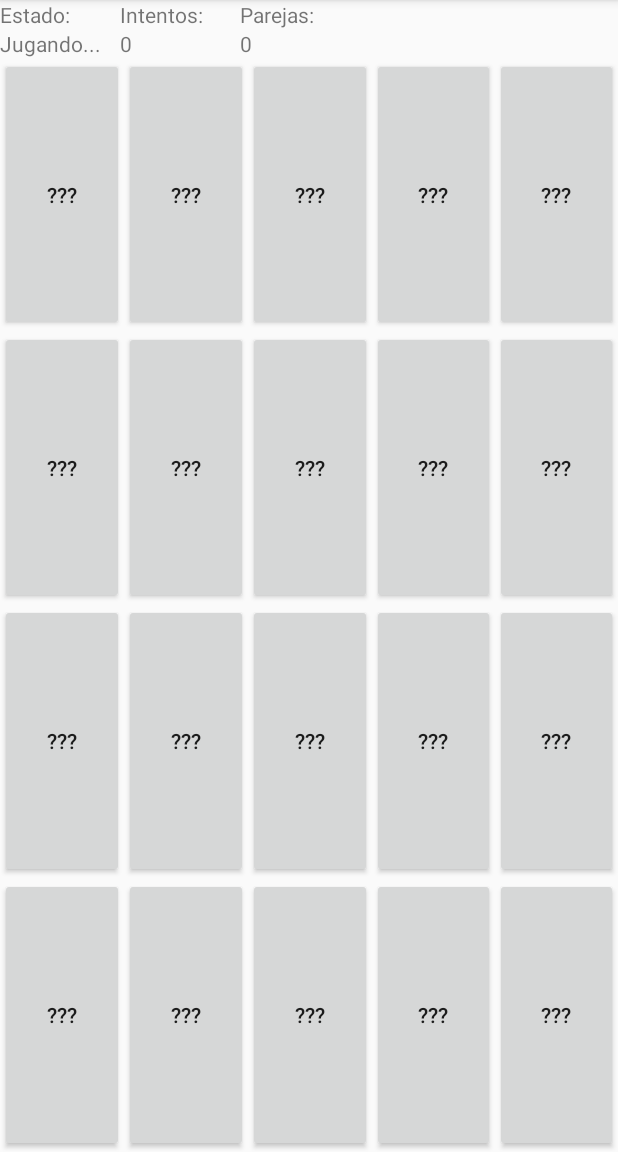
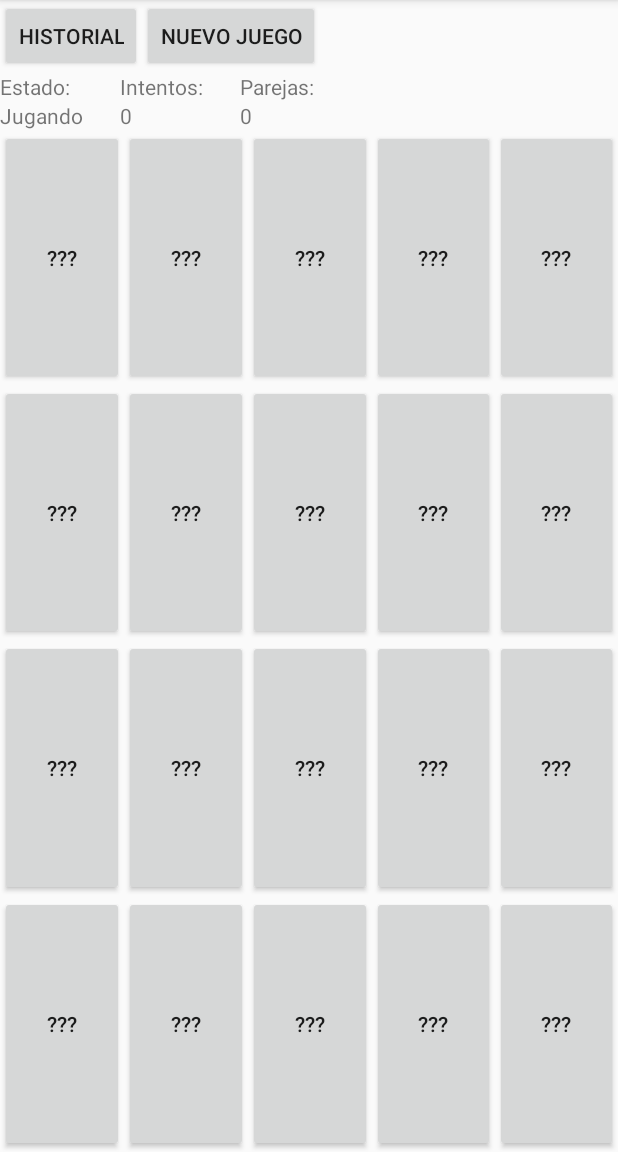
Before and after one commit to Bush006/PrimeraAppAndresBush, an Android app: the screen it shows after launch (MainActivity), on a phone screen of 412 x 824 dp, the part 84-1236 px from its top. Run offline under Robolectric (Android 15) with nearby library versions, the phone set to English and light mode, and no system bars.

Commit message:
Juego con ventana de historial - cantidad de veces jugado, falta agregar sistema de puntaje.

```diff
--- a/app/src/main/AndroidManifest.xml
+++ b/app/src/main/AndroidManifest.xml
@@ -16,6 +16,10 @@
                 <category android:name="android.intent.category.LAUNCHER" />
             </intent-filter>
         </activity>
+        <activity
+            android:name=".Historial"
+            android:label="@string/title_activity_historial" >
+        </activity>
     </application>
 
 </manifest>
--- a/app/src/main/res/layout/activity_main.xml
+++ b/app/src/main/res/layout/activity_main.xml
@@ -1,10 +1,29 @@
 <LinearLayout xmlns:android="http://schemas.android.com/apk/res/android"
     xmlns:tools="http://schemas.android.com/tools" android:layout_width="match_parent"
     android:layout_height="match_parent"
+    android:orientation="vertical"
+    tools:context=".MainActivity">
 
-    android:orientation="vertical"
 
-    tools:context=".MainActivity">
+    <LinearLayout
+        android:orientation="horizontal"
+        android:layout_width="wrap_content"
+        android:layout_height="wrap_content">
+
+        <Button
+            android:layout_width="wrap_content"
+            android:layout_height="wrap_content"
+            android:text="Historial"
+            android:onClick="Metodo2"
+            android:id="@+id/button" />
+
+        <Button
+            android:layout_width="wrap_content"
+            android:layout_height="wrap_content"
+            android:text="Nuevo juego"
+            android:onClick="newgame"
+            android:id="@+id/newj" />
+    </LinearLayout>
 
     <LinearLayout
         android:orientation="horizontal"
@@ -28,6 +47,7 @@
             android:layout_height="match_parent"
             android:text="Parejas:"
             android:id="@+id/textView3" />
+
     </LinearLayout>
 
     <LinearLayout
--- a/app/src/main/res/values/strings.xml
+++ b/app/src/main/res/values/strings.xml
@@ -3,9 +3,10 @@
     <string name="hello_world">Hello world!</string>
     <string name="action_settings">Settings</string>
     <string name="OtrosBotones">"???"</string>
-    <string name="String">Jugando...</string>
+    <string name="String">Jugando</string>
     <string name="String2">0</string>
     <string name="String3">0</string>
     <string name="Mensaje">Undiste el mismo boton 2 veces.</string>
+    <string name="title_activity_historial">Historial</string>
 
 </resources>
```
Also changed, not shown: app/src/main/java/com/andresbush/primeraappandresbush/MainActivity.java (+106 -5 lines).
